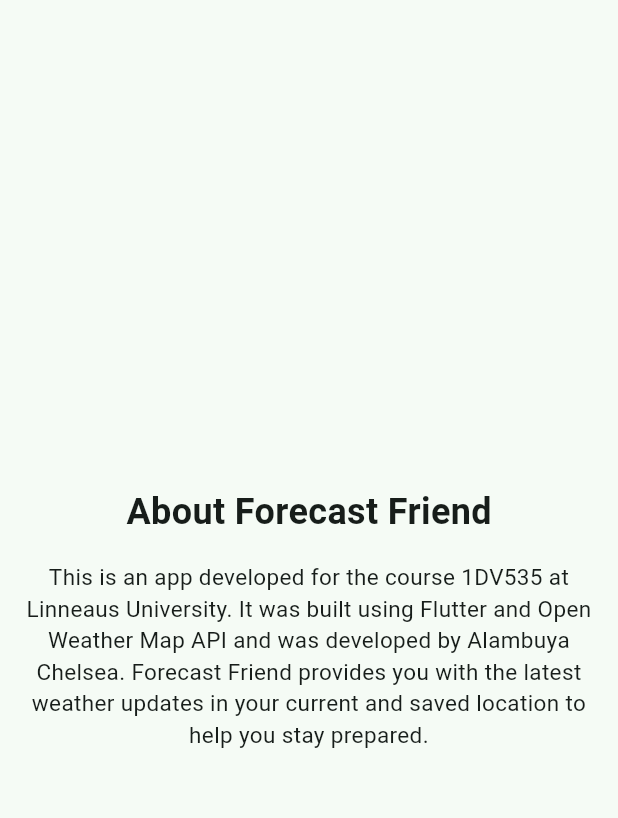
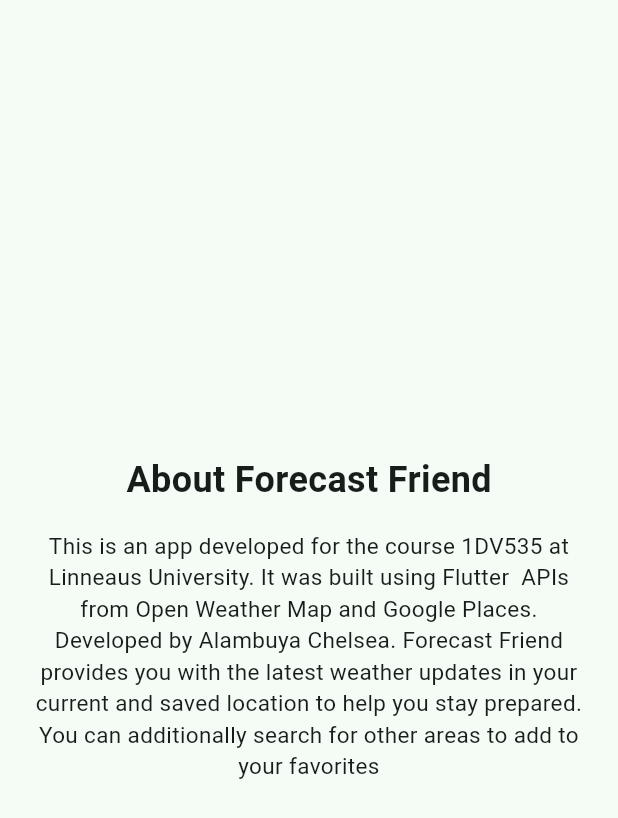
Before and after one commit to alambuyachelsea/Forecast-Friend, a Flutter app: the AboutTab widget shown alone on an empty page, opened directly, on a phone screen of 412 x 824 dp. Shown: the top 818 px of the screen. Run offline on Flutter 3.47's test engine with Material 3 defaults, Android fonts, the light colour scheme and no system bars; our stand-ins replace flutter_dotenv, geolocator.

Commit message:
extra details on about

```diff
--- a/lib/about_tab.dart
+++ b/lib/about_tab.dart
@@ -20,10 +20,12 @@
           SizedBox(height: 16),
           Text(
             'This is an app developed for the course 1DV535 at Linneaus University. '
-            'It was built using Flutter and Open Weather Map API and was '
-            'developed by Alambuya Chelsea. '
+            'It was built using Flutter  APIs from Open Weather Map and Google'
+            ' Places. '
+            'Developed by Alambuya Chelsea. '
             'Forecast Friend provides you with the latest weather updates in '
-            'your current and saved location to help you stay prepared.',
+            'your current and saved location to help you stay prepared. '
+            ' You can additionally search for other areas to add to your favorites',
             textAlign: TextAlign.center,
             style: TextStyle(fontSize: 15),
           ),
```
